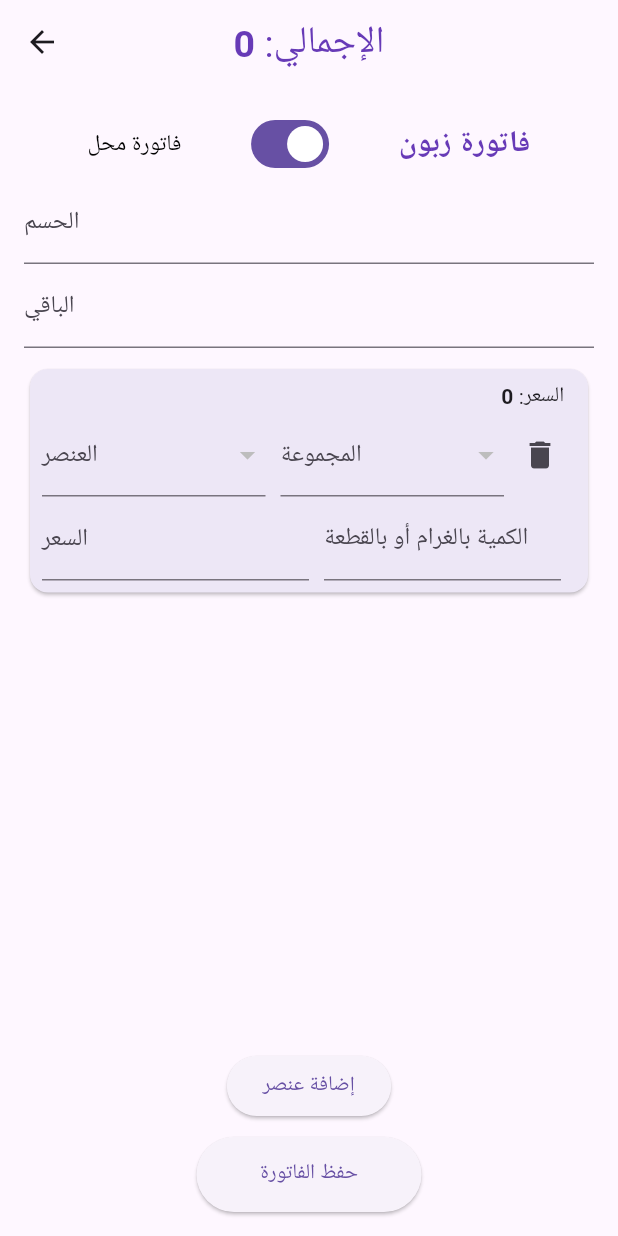
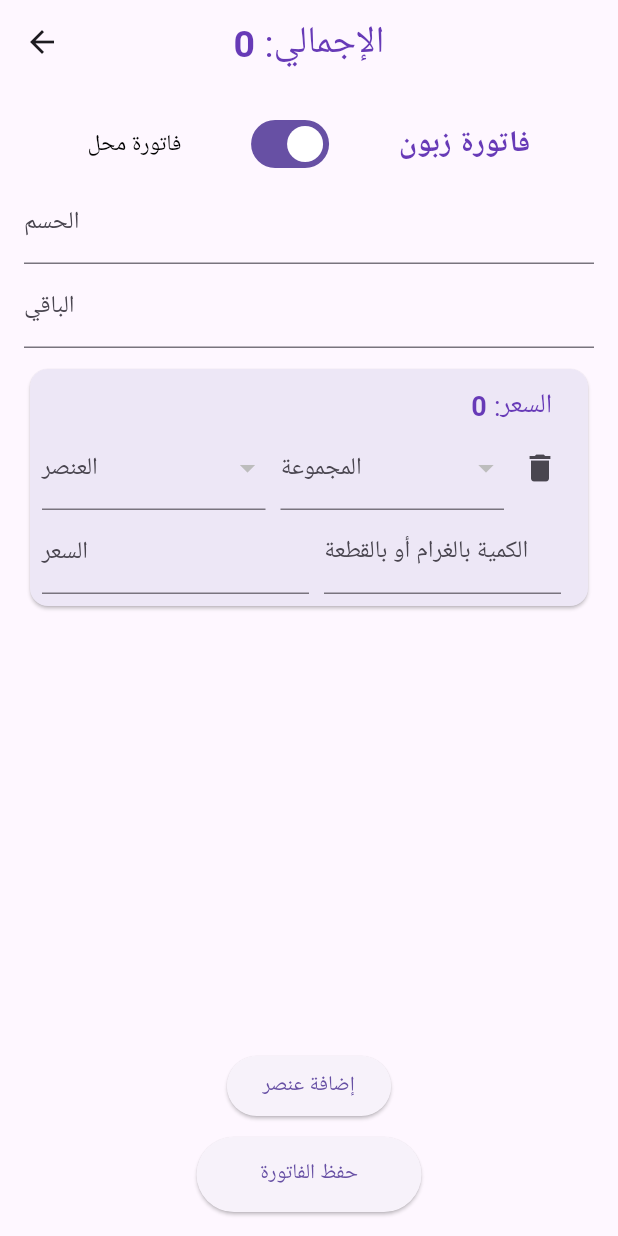
Before and after one commit to HaidaraIB/AlKhal, a Flutter app: the AddTransactionForm screen opened directly, on a phone screen of 412 x 824 dp. Run offline on Flutter 3.47's test engine with Material 3 defaults, Android fonts, the phone set to English and light mode, and no system bars; our stand-ins replace flutter_bloc, permission_handler, share_plus, shared_preferences, sqflite; accounts and stored records are empty.

Commit message:
bug fixes and improvements

```diff
--- a/lib/screens/add_transaction_screen.dart
+++ b/lib/screens/add_transaction_screen.dart
@@ -25,7 +25,9 @@ class _AddTransactionFormState extends State<AddTransactionForm> {
   final _discountController = TextEditingController();
   final _reminderController = TextEditingController();
   final _notesController = TextEditingController();
+
   bool _isSale = true;
+
   late Future<Map<String, List<Model>>> _data;
 
   Future<Map<String, List<Model>>> _getData() async {
@@ -246,10 +248,7 @@ class _AddTransactionFormState extends State<AddTransactionForm> {
               padding: const EdgeInsets.all(16.0),
               child: Form(
                 key: _formKey,
-                child: BlocBuilder<TransactionItemInCartCubit,
-                    TransactionItemInCartState>(
-                  builder: (context, state) {
-                    return Column(
+                child: Column(
                   children: [
                     Row(
                       mainAxisAlignment: MainAxisAlignment.spaceEvenly,
@@ -272,8 +271,6 @@ class _AddTransactionFormState extends State<AddTransactionForm> {
                     _buildItemListView(snapshot),
                     _buildActionButtons(snapshot),
                   ],
-                    );
-                  },
                 ),
               ),
             ),
--- a/lib/screens/item_sales_screen.dart
+++ b/lib/screens/item_sales_screen.dart
@@ -27,7 +27,7 @@ class _ItemSalesScreenState extends State<ItemSalesScreen> {
   Widget build(BuildContext context) {
     return Scaffold(
       appBar: AppBar(
-        title: Text('سجل مبيع ${widget.item.name}'),
+        title: Text('سجل مبيع ${widget.item.name.trim()}'),
       ),
       body: BlocBuilder<TransactionItemCubit, TransactionItemState>(
         builder: (context, state) {
@@ -39,7 +39,7 @@ class _ItemSalesScreenState extends State<ItemSalesScreen> {
             );
           } else if (state is LoadingTransactionItemsFailed) {
             return buildErrorWidget(state.err);
-          } else if (state is TransactionItemsLoaded) {
+          } else if (state.transactionItems.isNotEmpty) {
             return ListView.builder(
               itemCount: state.transactionItems.length,
               itemBuilder: (BuildContext context, int index) {
--- a/lib/widgets/add_transaction_fab.dart
+++ b/lib/widgets/add_transaction_fab.dart
@@ -55,10 +55,7 @@ class _AddTransactionFABState extends State<AddTransactionFAB> {
                             value: transactionCubit),
                         BlocProvider<ItemCubit>.value(value: itemCubit),
                         BlocProvider<TransactionItemCubit>.value(
-                            value: transactionItemCubit)
-                      ],
-                      child: MultiBlocProvider(
-                        providers: [
+                            value: transactionItemCubit),
                         BlocProvider(
                           create: (context) => TransactionCashCubit(),
                         ),
@@ -67,7 +64,6 @@ class _AddTransactionFABState extends State<AddTransactionFAB> {
                         ),
                       ],
                       child: const AddTransactionForm(),
-                      ),
                     );
                   },
                 ),
--- a/lib/widgets/transaction_item_in_cart_card.dart
+++ b/lib/widgets/transaction_item_in_cart_card.dart
@@ -28,8 +28,7 @@ class TransactionItemInCartCard extends StatefulWidget {
       _TransactionItemInCartCardState();
 }
 
-class _TransactionItemInCartCardState extends State<TransactionItemInCartCard>
-    with AutomaticKeepAliveClientMixin {
+class _TransactionItemInCartCardState extends State<TransactionItemInCartCard> {
   void _deleteItem() {
     if (BlocProvider.of<TransactionItemInCartCubit>(context)
             .transactionItemMaps
@@ -49,15 +48,11 @@ class _TransactionItemInCartCardState extends State<TransactionItemInCartCard>
     context
         .read<TransactionItemInCartCubit>()
         .removeTransactionItemFromCart(widget.transactionItem);
-    context
-        .read<TransactionItemInCartCubit>()
-        .removeTransactionItemFromCart(widget.transactionItem);
     context.read<TransactionCashCubit>().updateCash(calculateTotalPrice());
   }
 
   @override
   Widget build(BuildContext context) {
-    super.build(context);
     return Card(
       color: Colors.deepPurple[50],
       child: Padding(
@@ -75,7 +70,7 @@ class _TransactionItemInCartCardState extends State<TransactionItemInCartCard>
 
   Widget _buildItemPriceRow() {
     return Padding(
-      padding: const EdgeInsets.only(right: 8.0),
+      padding: const EdgeInsets.only(right: 16.0, top: 3.0),
       child: Row(
         mainAxisAlignment: MainAxisAlignment.end,
         children: <Widget>[
@@ -93,6 +88,10 @@ class _TransactionItemInCartCardState extends State<TransactionItemInCartCard>
                       ),
                     )
                   ],
+                ),
+                style: const TextStyle(
+                  color: Colors.deepPurple,
+                  fontSize: 18,
                 ),
               );
             },
@@ -220,10 +219,14 @@ class _TransactionItemInCartCardState extends State<TransactionItemInCartCard>
 
   Widget _buildPriceField() {
     return TextFormField(
+      initialValue: widget.transactionItem['price'] != null &&
+              widget.transactionItem['price'] != 0
+          ? widget.transactionItem['price'].toString()
+          : null,
       decoration: InputDecoration(
         label: const Text('السعر', textDirection: TextDirection.rtl),
         hintText: widget.transactionItem['item'] != null
-            ? "الإجمالي ${formatDouble(widget.transactionItem['item'].quantity * widget.transactionItem['item'].sellingPrice)} ل.س"
+            ? "الإجمالي ${formatDouble((widget.transactionItem['item'] as Item).quantity * (widget.transactionItem['item'] as Item).sellingPrice)} ل.س"
             : '',
         hintStyle: const TextStyle(fontSize: 15),
       ),
@@ -232,7 +235,7 @@ class _TransactionItemInCartCardState extends State<TransactionItemInCartCard>
         if (widget.isSale && widget.transactionItem['quantity'] == 0) {
           if (value == null || value.isEmpty) {
             return "الرجاء إدخال كمية أو سعر";
-          } else if (int.tryParse(value)! <= 0) {
+          } else if ((double.tryParse(value) ?? 0) <= 0) {
             return "الرجاء إدخال عدد موجب";
           }
         }
@@ -259,6 +262,10 @@ class _TransactionItemInCartCardState extends State<TransactionItemInCartCard>
 
   Widget _buildQuantityField() {
     return TextFormField(
+      initialValue: widget.transactionItem['quantity'] != null &&
+              widget.transactionItem['quantity'] != 0
+          ? widget.transactionItem['quantity'].toString()
+          : null,
       decoration: InputDecoration(
         label: Text(_makeUnitHintText(), textDirection: TextDirection.rtl),
         hintText: widget.transactionItem['item'] != null
@@ -270,18 +277,22 @@ class _TransactionItemInCartCardState extends State<TransactionItemInCartCard>
         if (widget.isSale && widget.transactionItem['price'] == 0) {
           if (value == null || value.isEmpty) {
             return "الرجاء إدخال كمية أو سعر";
-          } else if (int.tryParse(value)! <= 0) {
+          } else if ((double.tryParse(value) ?? 0) <= 0) {
             return "الرجاء إدخال عدد موجب";
           }
         }
-        bool insufficientQuantity = widget.transactionItem['item'].quantity <
+        if (widget.transactionItem['item'] != null) {
+          bool insufficientQuantity = (widget.transactionItem['item'] as Item)
+                  .quantity <
               (widget.isSale &&
                       widget.transactionItem['item'].unit == MeasurementUnit.kg
                   ? widget.transactionItem['quantity'] / 1000
                   : widget.transactionItem['quantity']);
           if (widget.isSale && insufficientQuantity) {
             return "الكمية تجاوزت المخزون";
-        } else if (widget.isSale &&
+          }
+        }
+        if (widget.isSale &&
             widget.transactionItem['quantity'] != 0 &&
             widget.transactionItem['price'] != 0) {
           return "لا يمكنك إدخال\nكمية وسعر معاً";
@@ -353,7 +364,4 @@ class _TransactionItemInCartCardState extends State<TransactionItemInCartCard>
     double purchasePrice = res['purchasePrice'];
     return widget.isSale ? sellingPrice : purchasePrice;
   }
-
-  @override
-  bool get wantKeepAlive => true;
 }
```
Also changed, not shown: lib/cubit/transaction_item/transaction_item_cubit.dart (+0 -18 lines), lib/cubit/transaction_item/transaction_item_state.dart (+0 -11 lines), lib/widgets/item_sale_card.dart (+15 -18 lines). Lines whose indentation alone changed are shown as unchanged.
